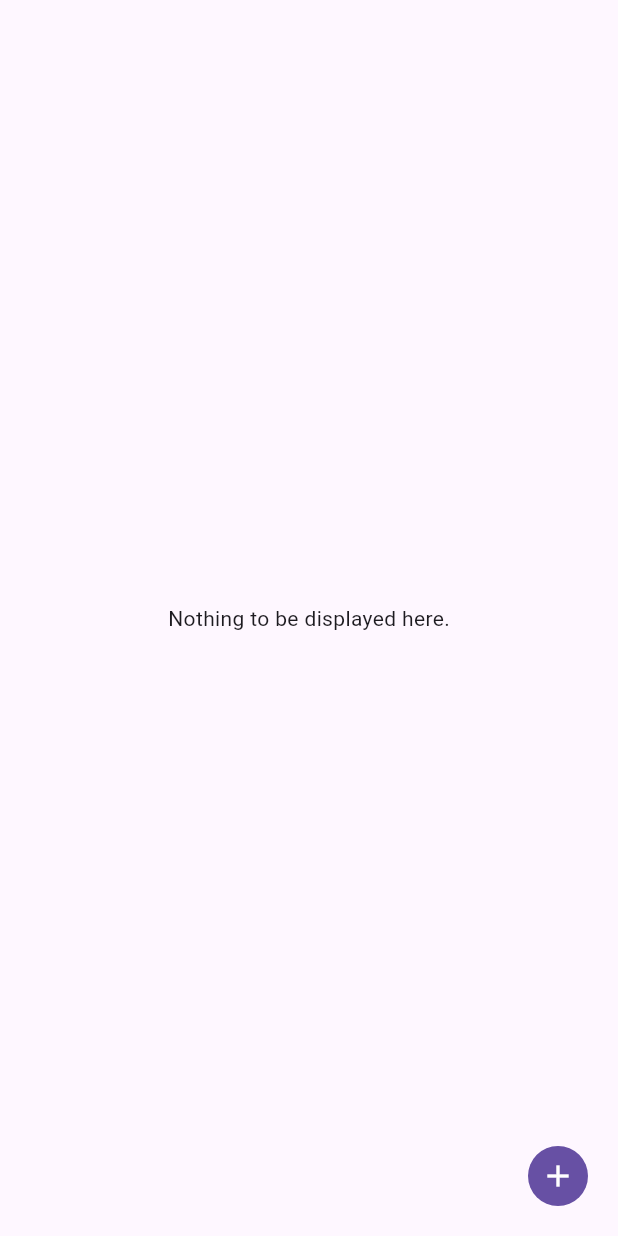
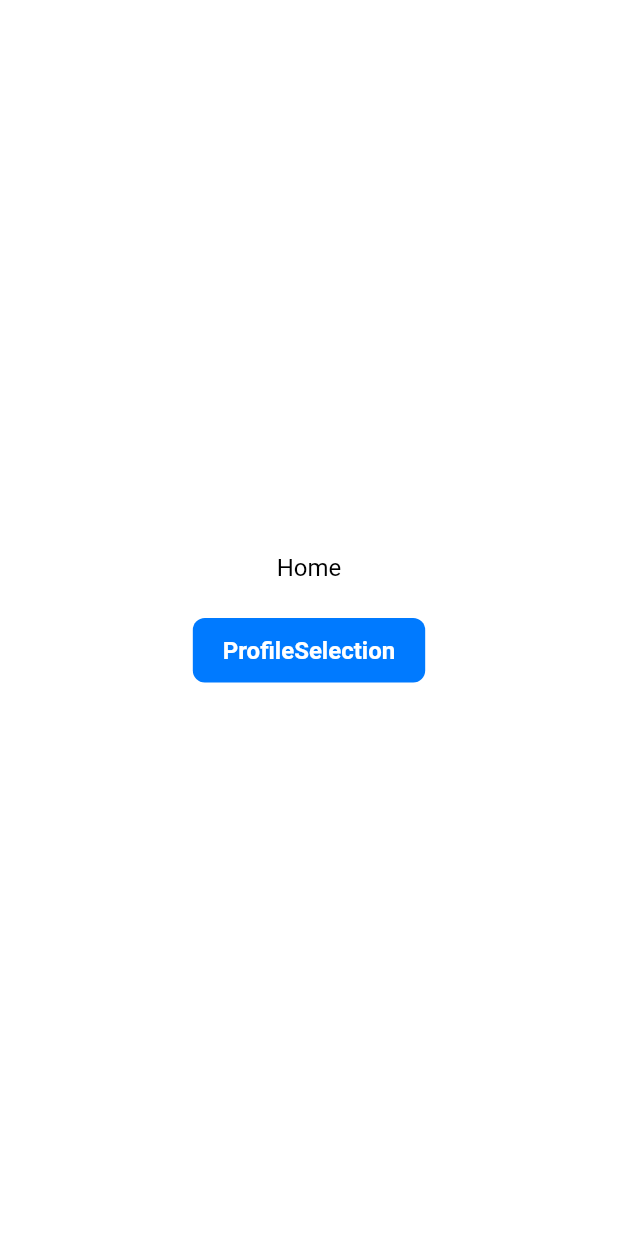
Before and after one commit to maranix/nodal, a Flutter app: the screen it shows after launch, on a phone screen of 412 x 824 dp. Run offline on Flutter 3.47's test engine with Material 3 defaults, Android fonts, the phone set to English and light mode, and no system bars; our stand-ins replace go_router; missing offline and left inert: daxle, sqlite3.

Commit message:
feat(router): add go_router and go_router_builder

```diff
--- a/lib/main.dart
+++ b/lib/main.dart
@@ -1,138 +1,15 @@
-import 'package:flutter/material.dart';
-import 'package:sqlite3/sqlite3.dart' as sqlite;
+import 'package:flutter/widgets.dart';
+import 'package:nodal/src/core/router/router.dart';
 
 void main() async {
-  final db = sqlite.sqlite3.openInMemory();
-
-  db.execute(
-    "CREATE TABLE profiles (id INTEGER PRIMARY KEY, pos INTEGER NOT NULL);",
-  );
-
-  runApp(MainApp(db: db));
+  runApp(const MainApp());
 }
 
-class MainApp extends StatefulWidget {
-  const MainApp({super.key, required this.db});
-
-  final sqlite.Database db;
-
-  @override
-  State<MainApp> createState() => _MainAppState();
-}
-
-class _MainAppState extends State<MainApp> {
-  late final ValueNotifier<sqlite.ResultSet?> profileTableRowResult;
-
-  void deleteRowCallback(int id) {
-    widget.db.execute('DELETE FROM profiles WHERE id = $id');
-
-    profileTableRowResult.value = widget.db.select('SELECT * FROM profiles');
-  }
-
-  void addRowCallback() {
-    final pos = profileTableRowResult.value?.length ?? 0;
-
-    widget.db.execute('INSERT INTO profiles (pos) VALUES (?)', [pos + 1]);
-
-    profileTableRowResult.value = widget.db.select('SELECT * FROM profiles');
-  }
-
-  @override
-  void initState() {
-    super.initState();
-
-    profileTableRowResult = .new(null);
-  }
-
-  @override
-  void dispose() {
-    profileTableRowResult.dispose();
-    widget.db.close();
-    super.dispose();
-  }
+class MainApp extends StatelessWidget {
+  const MainApp({super.key});
 
   @override
   Widget build(BuildContext context) {
-    return MaterialApp(
-      home: Scaffold(
-        body: Center(
-          child: RowList(
-            rowsNotifier: profileTableRowResult,
-            onDelete: (id) => deleteRowCallback(id),
-          ),
-        ),
-        floatingActionButton: Column(
-          mainAxisAlignment: .end,
-          children: [AddRowButton(onPressed: addRowCallback)],
-        ),
-      ),
-    );
+    return WidgetsApp.router(routerConfig: router, color: Color(0xFFFFFFFF));
   }
 }
-
-class RowList extends StatelessWidget {
-  const RowList({
-    super.key,
-    required this.rowsNotifier,
-    required this.onDelete,
-  });
-
-  final ValueNotifier<sqlite.ResultSet?> rowsNotifier;
-  final void Function(int id) onDelete;
-
-  @override
-  Widget build(BuildContext context) {
-    return ValueListenableBuilder(
-      valueListenable: rowsNotifier,
-      builder: (context, rows, child) {
-        if (rows == null) {
-          return switch (child) {
-            null => Text('Nothing to be displayed here.'),
-            _ => child,
-          };
-        }
-
-        return ListView.builder(
-          itemCount: rows.length,
-          itemBuilder: (context, index) {
-            final row = rows[index];
-
-            return Padding(
-              padding: const EdgeInsets.all(8.0),
-              child: Row(
-                spacing: 24,
-                mainAxisAlignment: .center,
-                children: [
-                  Text(row['pos'].toString(), textAlign: .center),
-                  DeleteRowButton(onPressed: () => onDelete(row['id'])),
-                ],
-              ),
-            );
-          },
-        );
-      },
-    );
-  }
-}
-
-class AddRowButton extends StatelessWidget {
-  const AddRowButton({super.key, required this.onPressed});
-
-  final VoidCallback onPressed;
-
-  @override
-  Widget build(BuildContext context) {
-    return IconButton.filled(onPressed: onPressed, icon: Icon(Icons.add));
-  }
-}
-
-class DeleteRowButton extends StatelessWidget {
-  const DeleteRowButton({super.key, required this.onPressed});
-
-  final VoidCallback onPressed;
-
-  @override
-  Widget build(BuildContext context) {
-    return IconButton.filled(onPressed: onPressed, icon: Icon(Icons.delete));
-  }
-}
--- /dev/null
+++ b/lib/src/core/router/router.dart
@@ -0,0 +1,161 @@
+import 'package:flutter/widgets.dart';
+import 'package:go_router/go_router.dart';
+
+part 'router.g.dart';
+
+final router = GoRouter(routes: $appRoutes, initialLocation: '/');
+
+@TypedGoRoute<HomeScreenRoute>(
+  path: '/',
+  routes: [TypedGoRoute<ProfileSelectionRoute>(path: 'profiles/select')],
+)
+@immutable
+final class HomeScreenRoute extends GoRouteData with $HomeScreenRoute {
+  @override
+  Page<void> buildPage(BuildContext context, GoRouterState state) {
+    final bgColor = Color(0xFFFFFFFF).withValues(colorSpace: .displayP3);
+    final luminance = bgColor.computeLuminance();
+
+    final textColor = switch (luminance) {
+      >= 0.5 => Color(0xFF000000).withValues(colorSpace: .displayP3),
+      _ => bgColor,
+    };
+
+    return CustomTransitionPage(
+      key: state.pageKey,
+      transitionDuration: .new(milliseconds: 500),
+      transitionsBuilder: (context, animation, animation2, child) {
+        return SlideTransition(
+          position: animation.drive(
+            Tween<Offset>(
+              begin: const Offset(1.0, 0),
+              end: .zero,
+            ).chain(CurveTween(curve: Curves.easeInOutCubic)),
+          ),
+          child: child,
+        );
+      },
+      child: ColoredBox(
+        color: bgColor,
+        child: Center(
+          child: Column(
+            spacing: 24.0,
+            mainAxisAlignment: .center,
+            children: [
+              Text('Home', style: TextStyle(color: textColor, fontSize: 16)),
+              RawButton(
+                onTap: () => ProfileSelectionRoute().go(context),
+                label: 'ProfileSelection',
+              ),
+            ],
+          ),
+        ),
+      ),
+    );
+  }
+}
+
+@immutable
+final class ProfileSelectionRoute extends GoRouteData
+    with $ProfileSelectionRoute {
+  @override
+  Page<void> buildPage(BuildContext context, GoRouterState state) {
+    final bgColor = Color(0xFFFFFFFF).withValues(colorSpace: .displayP3);
+    final luminance = bgColor.computeLuminance();
+
+    final textColor = switch (luminance) {
+      >= 0.5 => Color(0xFF000000).withValues(colorSpace: .displayP3),
+      _ => bgColor,
+    };
+
+    return CustomTransitionPage(
+      key: state.pageKey,
+      transitionDuration: .new(milliseconds: 500),
+      transitionsBuilder: (context, animation, animation2, child) {
+        return SlideTransition(
+          position: animation.drive(
+            Tween<Offset>(
+              begin: const Offset(1.0, 0),
+              end: .zero,
+            ).chain(CurveTween(curve: Curves.easeInOutCubic)),
+          ),
+          child: child,
+        );
+      },
+      child: ColoredBox(
+        color: bgColor,
+        child: Center(
+          child: Column(
+            spacing: 24.0,
+            mainAxisAlignment: .center,
+            children: [
+              Text(
+                'ProfileSelection',
+                style: TextStyle(color: textColor, fontSize: 16),
+              ),
+              RawButton(onTap: () => context.pop(), label: 'Home'),
+            ],
+          ),
+        ),
+      ),
+    );
+  }
+}
+
+class RawButton extends StatefulWidget {
+  final VoidCallback onTap;
+  final String label;
+  final Color color;
+
+  const RawButton({
+    super.key,
+    required this.onTap,
+    required this.label,
+    this.color = const Color(0xFF007AFF),
+  });
+
+  @override
+  State<RawButton> createState() => _RawButtonState();
+}
+
+class _RawButtonState extends State<RawButton> {
+  bool _isPressed = false;
+
+  @override
+  Widget build(BuildContext context) {
+    final Color textColor = switch (widget.color.computeLuminance()) {
+      > 0.5 => const Color(0xFF000000),
+      _ => const Color(0xFFFFFFFF),
+    };
+
+    return GestureDetector(
+      onTapDown: (_) => setState(() => _isPressed = true),
+      onTapUp: (_) => setState(() => _isPressed = false),
+      onTapCancel: () => setState(() => _isPressed = false),
+      onTap: widget.onTap,
+      child: Opacity(
+        opacity: _isPressed ? 0.8 : 1.0,
+        child: Transform.scale(
+          scale: _isPressed ? 0.98 : 1.0,
+          child: DecoratedBox(
+            decoration: BoxDecoration(
+              color: widget.color,
+              borderRadius: BorderRadius.circular(8),
+            ),
+            child: Padding(
+              padding: const EdgeInsets.symmetric(horizontal: 20, vertical: 12),
+              child: Text(
+                widget.label,
+                style: TextStyle(
+                  color: textColor,
+                  fontSize: 16,
+                  fontWeight: FontWeight.w600,
+                ),
+              ),
+            ),
+          ),
+        ),
+      ),
+    );
+  }
+}
--- a/pubspec.yaml
+++ b/pubspec.yaml
@@ -12,6 +12,7 @@ dependencies:
   flutter:
     sdk: flutter
   go_router: ^17.1.0
+  meta: ^1.17.0
   path: ^1.9.1
   path_provider: ^2.1.5
   sqlite3: ^3.1.6
@@ -20,6 +21,8 @@ dev_dependencies:
   flutter_test:
     sdk: flutter
   flutter_lints: ^6.0.0
+  go_router_builder: ^4.2.0
+  build_runner: ^2.11.1
 
 flutter:
   uses-material-design: true
```
Also changed, not shown: lib/src/core/router/router.g.dart (added), pubspec.lock.
